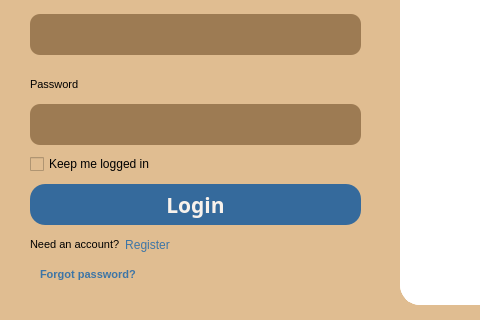
This is TL-C4K-PTA02/Buoi7/bt_b7/log.ui in DinhPhongNe/Python-course as Qt 5 draws it before an edit; both pictures show x 0 to 480 and y 216 to 536 of the 789 by 536 pixel window. The edited form follows.
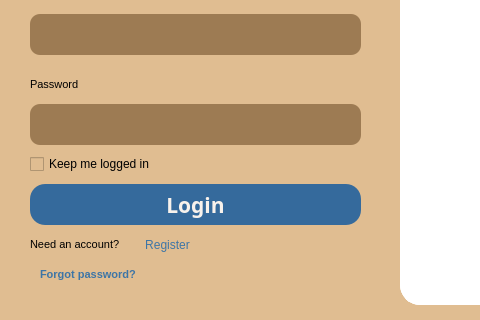
This is the edited form. Icons and pictures are not drawn.

Patch:
```diff
--- a/TL-C4K-PTA02/Buoi7/bt_b7/log.ui
+++ b/TL-C4K-PTA02/Buoi7/bt_b7/log.ui
@@ -282,7 +282,7 @@
    <widget class="QPushButton" name="loginButton">
     <property name="geometry">
      <rect>
-      <x>110</x>
+      <x>130</x>
       <y>450</y>
       <width>75</width>
       <height>21</height>
```
